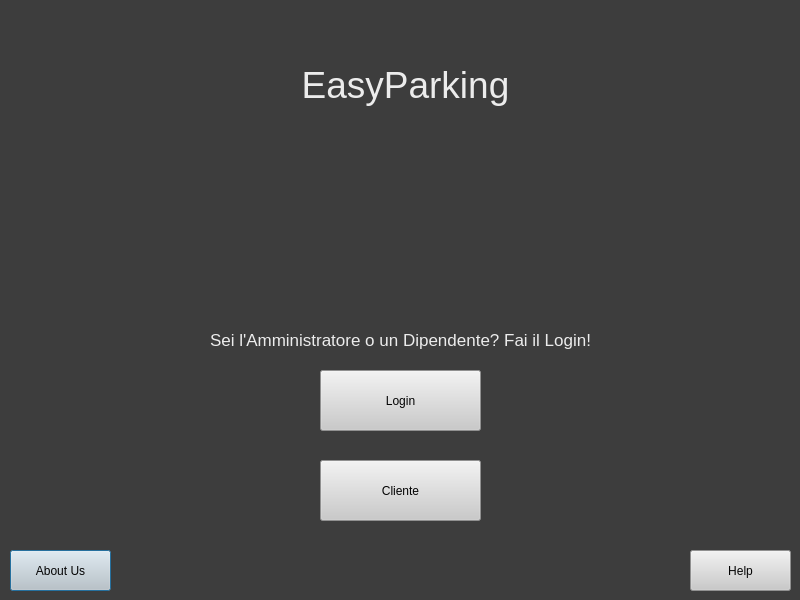
First picture: the form in easyparking.ui, repository riccardomalpiedi/parcheggio, before the edit.
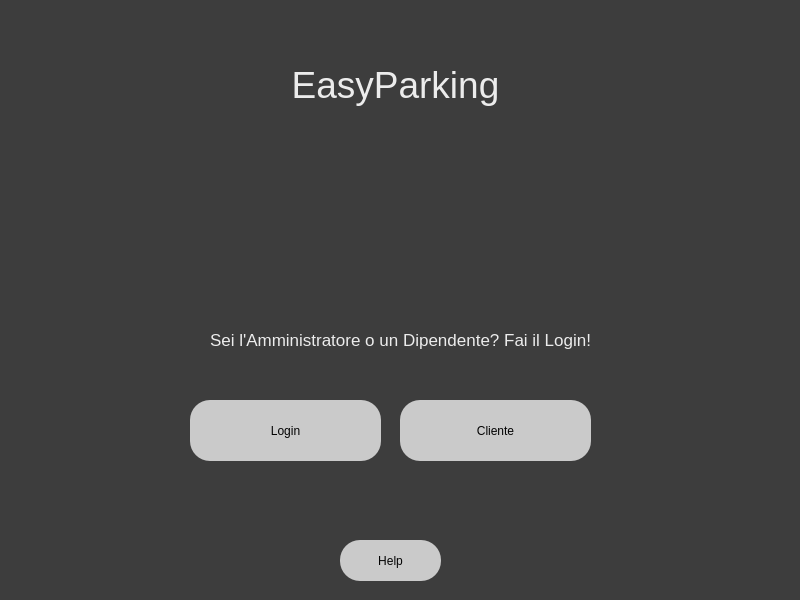
Second picture: the form after the edit.

```diff
--- a/easyparking.ui
+++ b/easyparking.ui
@@ -16,33 +16,18 @@
   <property name="styleSheet">
    <string notr="true">background-color: rgb(61, 61, 61);</string>
   </property>
-  <widget class="QPushButton" name="aboutus_button">
-   <property name="geometry">
-    <rect>
-     <x>10</x>
-     <y>550</y>
-     <width>101</width>
-     <height>41</height>
-    </rect>
-   </property>
-   <property name="styleSheet">
-    <string notr="true">color:rgb(3, 3, 3); background-color: rgb(202, 202, 202);</string>
-   </property>
-   <property name="text">
-    <string>About Us</string>
-   </property>
-  </widget>
   <widget class="QPushButton" name="cliente_button">
    <property name="geometry">
     <rect>
-     <x>320</x>
-     <y>460</y>
-     <width>161</width>
+     <x>400</x>
+     <y>400</y>
+     <width>191</width>
      <height>61</height>
     </rect>
    </property>
    <property name="styleSheet">
-    <string notr="true">color:rgb(3, 3, 3); background-color: rgb(202, 202, 202);</string>
+    <string notr="true">color:rgb(3, 3, 3); background-color: rgb(202, 202, 202);
+font: 12pt &quot;MS Shell Dlg 2&quot;; border-radius:20px; </string>
    </property>
    <property name="text">
     <string>Cliente</string>
@@ -51,14 +36,14 @@
   <widget class="QPushButton" name="help_button">
    <property name="geometry">
     <rect>
-     <x>690</x>
-     <y>550</y>
+     <x>340</x>
+     <y>540</y>
      <width>101</width>
      <height>41</height>
     </rect>
    </property>
    <property name="styleSheet">
-    <string notr="true">color:rgb(3, 3, 3); background-color: rgb(202, 202, 202);</string>
+    <string notr="true">color:rgb(3, 3, 3); background-color: rgb(202, 202, 202); border-radius:20px; </string>
    </property>
    <property name="text">
     <string>Help</string>
@@ -67,7 +52,7 @@
   <widget class="QLabel" name="label_titolo">
    <property name="geometry">
     <rect>
-     <x>220</x>
+     <x>210</x>
      <y>40</y>
      <width>371</width>
      <height>91</height>
@@ -109,14 +94,15 @@
   <widget class="QPushButton" name="login_button">
    <property name="geometry">
     <rect>
-     <x>320</x>
-     <y>370</y>
-     <width>161</width>
+     <x>190</x>
+     <y>400</y>
+     <width>191</width>
      <height>61</height>
     </rect>
    </property>
    <property name="styleSheet">
-    <string notr="true">color:rgb(3, 3, 3); background-color: rgb(202, 202, 202);</string>
+    <string notr="true">color:rgb(3, 3, 3); background-color: rgb(202, 202, 202);
+font: 12pt &quot;MS Shell Dlg 2&quot;; border-radius:20px; </string>
    </property>
    <property name="text">
     <string>Login</string>
```
Left out of the diff: 13 changed lines with no effect on the pictures.
